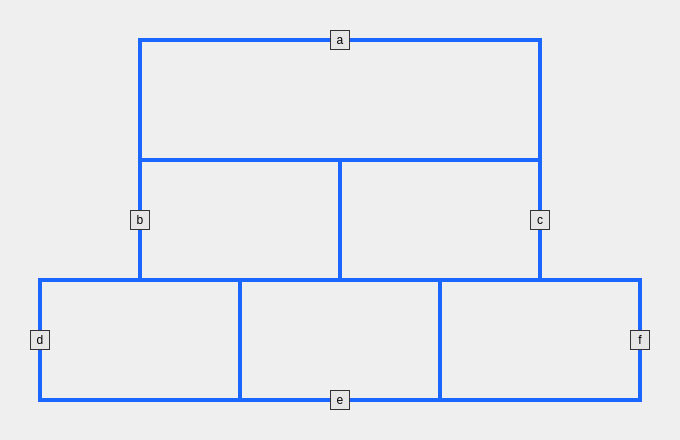
Old version of the form Trem_-_Codigo_Fonte/Código QT5 Ubuntu - Trem/mainwindow.ui in the repository gustavossobral/trem-so.
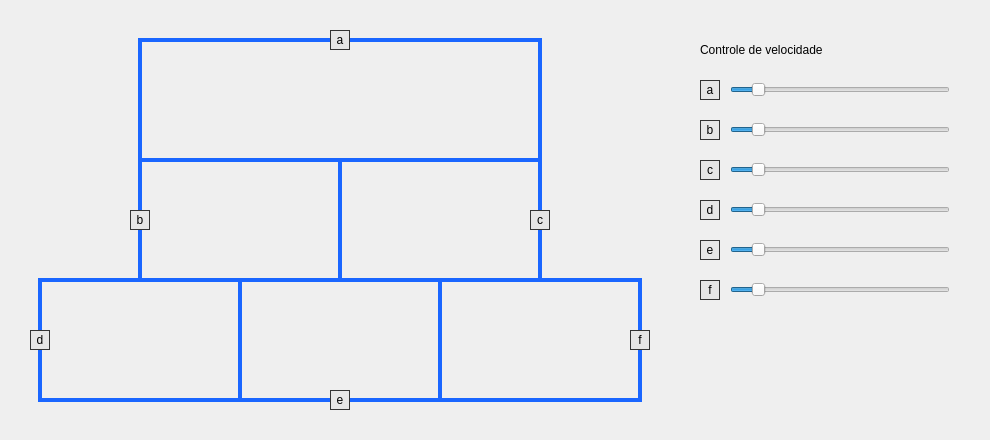
New version of the form.

Commit message:
feat: adiciona controle de velocidade individual para cada trem
Cada trem tem um slider de 0 a 200. Em 0 o trem fica parado; acima disso
anda 20 * velocidade pixels por segundo, chegando a 4000 px/s no máximo,
rápido demais para ser acompanhado a olho. A velocidade é um
std::atomic<int>, pois é escrita pela interface e lida pela thread.

The edit to the form file:
```diff
--- a/Trem_-_Codigo_Fonte/Código QT5 Ubuntu - Trem/mainwindow.ui
+++ b/Trem_-_Codigo_Fonte/Código QT5 Ubuntu - Trem/mainwindow.ui
@@ -6,7 +6,7 @@
    <rect>
     <x>0</x>
     <y>0</y>
-    <width>680</width>
+    <width>990</width>
     <height>440</height>
    </rect>
   </property>
@@ -224,6 +224,247 @@
      <set>Qt::AlignCenter</set>
     </property>
    </widget>
+   <widget class="QLabel" name="tituloVelocidade">
+    <property name="geometry">
+     <rect>
+      <x>700</x>
+      <y>40</y>
+      <width>250</width>
+      <height>20</height>
+     </rect>
+    </property>
+    <property name="text">
+     <string>Controle de velocidade</string>
+    </property>
+   </widget>
+   <widget class="QLabel" name="rotuloA">
+    <property name="geometry">
+     <rect>
+      <x>700</x>
+      <y>80</y>
+      <width>20</width>
+      <height>20</height>
+     </rect>
+    </property>
+    <property name="styleSheet">
+     <string notr="true">QLabel { background: #e6e6e6; border: 1px solid #333333; }</string>
+    </property>
+    <property name="text">
+     <string>a</string>
+    </property>
+    <property name="alignment">
+     <set>Qt::AlignCenter</set>
+    </property>
+   </widget>
+   <widget class="QSlider" name="velocidadeA">
+    <property name="geometry">
+     <rect>
+      <x>730</x>
+      <y>79</y>
+      <width>220</width>
+      <height>22</height>
+     </rect>
+    </property>
+    <property name="maximum">
+     <number>200</number>
+    </property>
+    <property name="value">
+     <number>20</number>
+    </property>
+    <property name="orientation">
+     <enum>Qt::Horizontal</enum>
+    </property>
+   </widget>
+   <widget class="QLabel" name="rotuloB">
+    <property name="geometry">
+     <rect>
+      <x>700</x>
+      <y>120</y>
+      <width>20</width>
+      <height>20</height>
+     </rect>
+    </property>
+    <property name="styleSheet">
+     <string notr="true">QLabel { background: #e6e6e6; border: 1px solid #333333; }</string>
+    </property>
+    <property name="text">
+     <string>b</string>
+    </property>
+    <property name="alignment">
+     <set>Qt::AlignCenter</set>
+    </property>
+   </widget>
+   <widget class="QSlider" name="velocidadeB">
+    <property name="geometry">
+     <rect>
+      <x>730</x>
+      <y>119</y>
+      <width>220</width>
+      <height>22</height>
+     </rect>
+    </property>
+    <property name="maximum">
+     <number>200</number>
+    </property>
+    <property name="value">
+     <number>20</number>
+    </property>
+    <property name="orientation">
+     <enum>Qt::Horizontal</enum>
+    </property>
+   </widget>
+   <widget class="QLabel" name="rotuloC">
+    <property name="geometry">
+     <rect>
+      <x>700</x>
+      <y>160</y>
+      <width>20</width>
+      <height>20</height>
+     </rect>
+    </property>
+    <property name="styleSheet">
+     <string notr="true">QLabel { background: #e6e6e6; border: 1px solid #333333; }</string>
+    </property>
+    <property name="text">
+     <string>c</string>
+    </property>
+    <property name="alignment">
+     <set>Qt::AlignCenter</set>
+    </property>
+   </widget>
+   <widget class="QSlider" name="velocidadeC">
+    <property name="geometry">
+     <rect>
+      <x>730</x>
+      <y>159</y>
+      <width>220</width>
+      <height>22</height>
+     </rect>
+    </property>
+    <property name="maximum">
+     <number>200</number>
+    </property>
+    <property name="value">
+     <number>20</number>
+    </property>
+    <property name="orientation">
+     <enum>Qt::Horizontal</enum>
+    </property>
+   </widget>
+   <widget class="QLabel" name="rotuloD">
+    <property name="geometry">
+     <rect>
+      <x>700</x>
+      <y>200</y>
+      <width>20</width>
+      <height>20</height>
+     </rect>
+    </property>
+    <property name="styleSheet">
+     <string notr="true">QLabel { background: #e6e6e6; border: 1px solid #333333; }</string>
+    </property>
+    <property name="text">
+     <string>d</string>
+    </property>
+    <property name="alignment">
+     <set>Qt::AlignCenter</set>
+    </property>
+   </widget>
+   <widget class="QSlider" name="velocidadeD">
+    <property name="geometry">
+     <rect>
+      <x>730</x>
+      <y>199</y>
+      <width>220</width>
+      <height>22</height>
+     </rect>
+    </property>
+    <property name="maximum">
+     <number>200</number>
+    </property>
+    <property name="value">
+     <number>20</number>
+    </property>
+    <property name="orientation">
+     <enum>Qt::Horizontal</enum>
+    </property>
+   </widget>
+   <widget class="QLabel" name="rotuloE">
+    <property name="geometry">
+     <rect>
+      <x>700</x>
+      <y>240</y>
+      <width>20</width>
+      <height>20</height>
+     </rect>
+    </property>
+    <property name="styleSheet">
+     <string notr="true">QLabel { background: #e6e6e6; border: 1px solid #333333; }</string>
+    </property>
+    <property name="text">
+     <string>e</string>
+    </property>
+    <property name="alignment">
+     <set>Qt::AlignCenter</set>
+    </property>
+   </widget>
+   <widget class="QSlider" name="velocidadeE">
+    <property name="geometry">
+     <rect>
+      <x>730</x>
+      <y>239</y>
+      <width>220</width>
+      <height>22</height>
+     </rect>
+    </property>
+    <property name="maximum">
+     <number>200</number>
+    </property>
+    <property name="value">
+     <number>20</number>
+    </property>
+    <property name="orientation">
+     <enum>Qt::Horizontal</enum>
+    </property>
+   </widget>
+   <widget class="QLabel" name="rotuloF">
+    <property name="geometry">
+     <rect>
+      <x>700</x>
+      <y>280</y>
+      <width>20</width>
+      <height>20</height>
+     </rect>
+    </property>
+    <property name="styleSheet">
+     <string notr="true">QLabel { background: #e6e6e6; border: 1px solid #333333; }</string>
+    </property>
+    <property name="text">
+     <string>f</string>
+    </property>
+    <property name="alignment">
+     <set>Qt::AlignCenter</set>
+    </property>
+   </widget>
+   <widget class="QSlider" name="velocidadeF">
+    <property name="geometry">
+     <rect>
+      <x>730</x>
+      <y>279</y>
+      <width>220</width>
+      <height>22</height>
+     </rect>
+    </property>
+    <property name="maximum">
+     <number>200</number>
+    </property>
+    <property name="value">
+     <number>20</number>
+    </property>
+    <property name="orientation">
+     <enum>Qt::Horizontal</enum>
+    </property>
+   </widget>
   </widget>
  </widget>
  <layoutdefault spacing="6" margin="11"/>
```
The commit also changes 4 other files.
